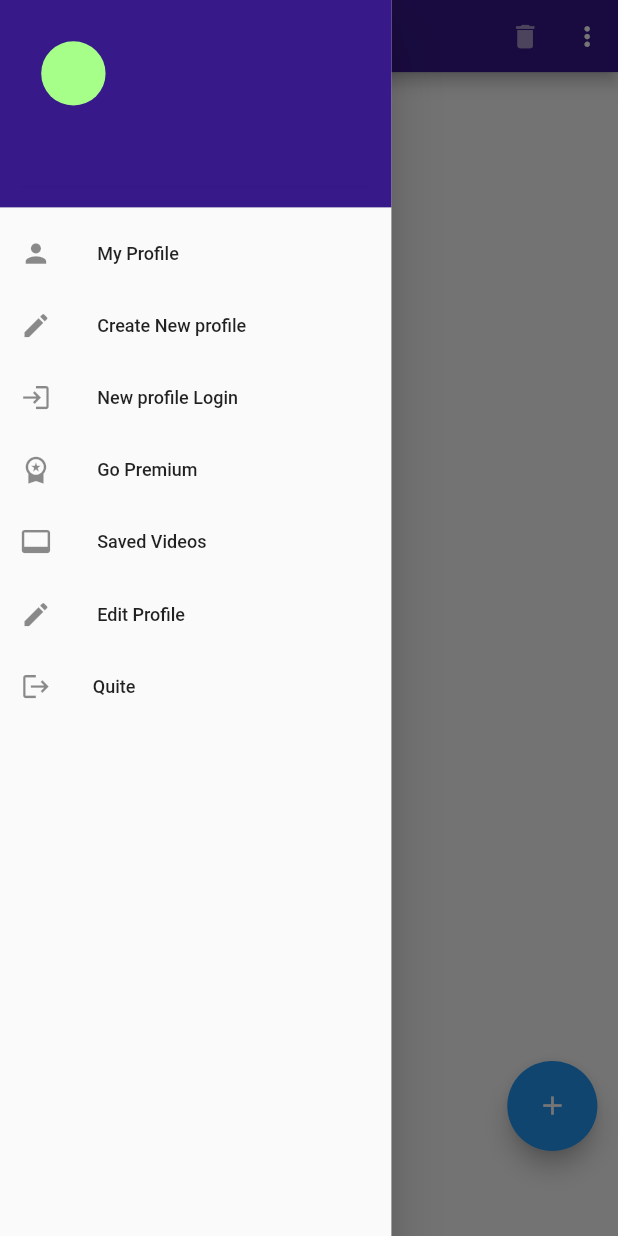
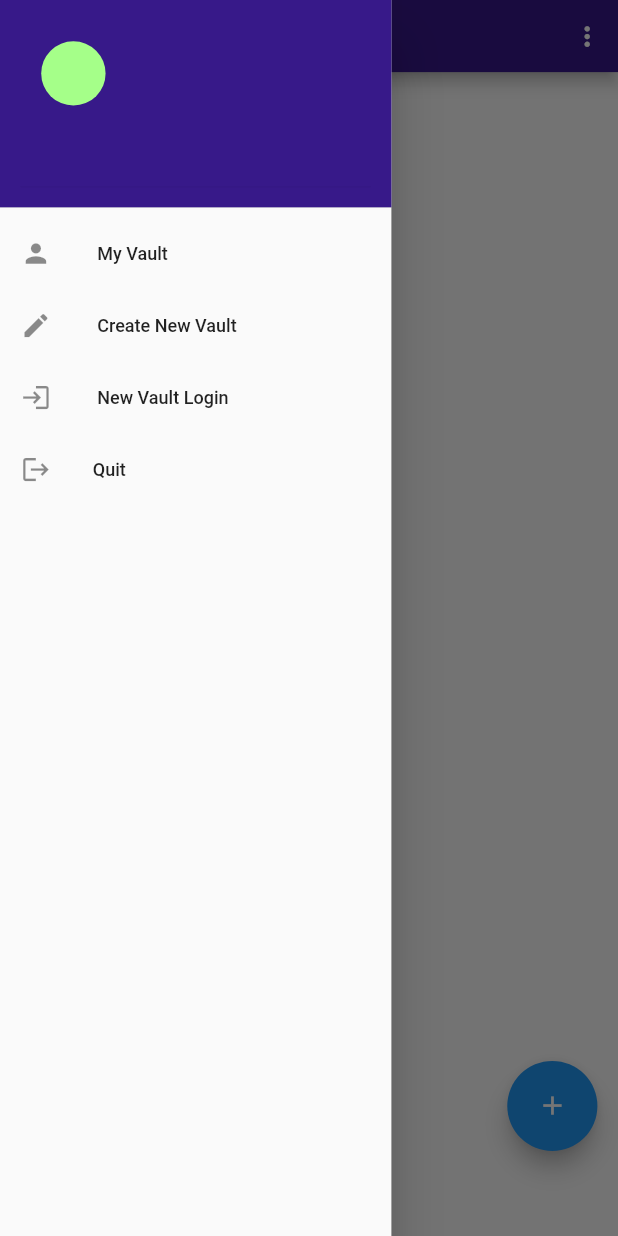
Before and after one commit to darshana0908/safe-loging, a Flutter app: the GalleryHome screen opened directly with empty values, with the side drawer open, on a phone screen of 412 x 824 dp. Run offline on Flutter 3.47's test engine with Material 2 defaults, Android fonts, the phone set to English and light mode, and no system bars; drawn by our look-alikes of flutter_speed_dial; our stand-ins replace awesome_dialog, cloud_firestore, file_picker, firebase_auth, firebase_core, google_sign_in and 7 more; missing offline and left inert: file_cryptor, flutter_facebook_auth, flutter_share_me, hawk_fab_menu; accounts and stored records are empty.

```diff
--- a/lib/screens/features/gallery/gallery_home.dart
+++ b/lib/screens/features/gallery/gallery_home.dart
@@ -12,6 +12,7 @@ import 'package:safe_encrypt/services/image_service.dart';
 import 'package:shared_preferences/shared_preferences.dart';
 
 import '../../../services/file_service.dart';
+import '../../../services/icon.dart';
 import '../../../utils/helper_methods.dart';
 import '../auth/components/pin_number/first_pin_number.dart';
 import '../new_accounts/new_account_loging.dart';
@@ -32,7 +33,7 @@ class GalleryHome extends StatefulWidget {
   State<GalleryHome> createState() => _GalleryHomeState();
 }
 
-class _GalleryHomeState extends State<GalleryHome> {
+class _GalleryHomeState extends State<GalleryHome> with WidgetsBindingObserver {
   final TextEditingController _folderName = TextEditingController();
   List<FileSystemEntity> folderList = [];
   Timer? timer;
@@ -42,6 +43,7 @@ class _GalleryHomeState extends State<GalleryHome> {
 
   @override
   void initState() {
+    WidgetsBinding.instance.addObserver(this);
     requestPermission(Permission.storage);
     getFolderList();
     loadig();
@@ -56,6 +58,33 @@ class _GalleryHomeState extends State<GalleryHome> {
     _folderName.dispose();
 
     super.dispose();
+    WidgetsBinding.instance.removeObserver(this);
+  }
+
+  @override
+  void didChangeAppLifecycleState(AppLifecycleState state) {
+    // TODO: implement didChangeAppLifecycleState
+    super.didChangeAppLifecycleState(state);
+    if (state == AppLifecycleState.resumed) {
+    Navigator.push(
+          context,
+          MaterialPageRoute(
+            builder: (context) => const AppIcon(),
+          ));
+    }
+    if (state == AppLifecycleState.inactive) {
+       Navigator.push(
+          context,
+          MaterialPageRoute(
+            builder: (context) => const AppIcon(),
+          ));
+    }if(state == AppLifecycleState.paused){
+      Navigator.push(
+          context,
+          MaterialPageRoute(
+            builder: (context) => const AppIcon(),
+          ));
+    }
   }
 
   String? imgload = '';
@@ -78,7 +107,8 @@ class _GalleryHomeState extends State<GalleryHome> {
       onTap: () {},
       child: WillPopScope(
         onWillPop: () {
-          exit(0);
+          throw Navigator.push(context,
+              MaterialPageRoute(builder: (context) => const AppIcon()));
         },
         child: Scaffold(
           floatingActionButton: Padding(
@@ -137,7 +167,7 @@ class _GalleryHomeState extends State<GalleryHome> {
                     child: Icon(Icons.photo, color: kwhite, size: 30),
                     labelWidget: Padding(
                       padding: const EdgeInsets.only(right: 20),
-                      child: Text('Import all',
+                      child: Text('Import files',
                           style: TextStyle(
                               color: kwhite,
                               fontSize: 22,
@@ -175,9 +205,6 @@ class _GalleryHomeState extends State<GalleryHome> {
             // automaticallyImplyLeading: false,
             // leading: const Icon(Icons.account_circle),
             actions: <Widget>[
-              IconButton(
-                  icon: const Icon(Icons.delete, color: Colors.white54),
-                  onPressed: () {}),
               PopupMenuButton(
                 itemBuilder: (context) => [
                   PopupMenuItem(
@@ -243,14 +270,18 @@ class _GalleryHomeState extends State<GalleryHome> {
                 ), //DrawerHeader
                 ListTile(
                   leading: const Icon(Icons.person),
-                  title: const Text(' My Profile '),
+                  title: const Text(' My Vault '),
                   onTap: () {
-                    Navigator.pop(context);
+                    Navigator.push(
+                        context,
+                        MaterialPageRoute(
+                          builder: (context) => const AppIcon(),
+                        ));
                   },
                 ),
                 ListTile(
                   leading: const Icon(Icons.create),
-                  title: const Text(' Create New profile'),
+                  title: const Text(' Create New Vault'),
                   onTap: () {
                     Navigator.push(
                         context,
@@ -262,49 +293,19 @@ class _GalleryHomeState extends State<GalleryHome> {
 
                 ListTile(
                   leading: const Icon(Icons.login),
-                  title: const Text(' New profile Login'),
+                  title: const Text(' New Vault Login'),
                   onTap: () {
                     Navigator.push(
                         context,
                         MaterialPageRoute(
-                          builder: (context) => const NewAccountLoging(),
+                          builder: (context) => const AppIcon(),
                         ));
                   },
                 ),
-                ListTile(
-                  leading: const Icon(Icons.workspace_premium),
-                  title: const Text(' Go Premium '),
-                  onTap: () async {
-                    // String file = '';
 
-                    // print(file.name);
-                    // print(file.bytes);
-                    // print(file.size);
-                    // print(file.extension);
-                    // print(file.path);
-                    // final newFile = saveFilePermanetly(file);
-
-                    // print(file.path!);
-                    // print(newFile);
-                  },
-                ),
-                ListTile(
-                  leading: const Icon(Icons.video_label),
-                  title: const Text(' Saved Videos '),
-                  onTap: () {
-                    Navigator.pop(context);
-                  },
-                ),
-                ListTile(
-                  leading: const Icon(Icons.edit),
-                  title: const Text(' Edit Profile '),
-                  onTap: () {
-                    Navigator.pop(context);
-                  },
-                ),
                 ListTile(
                   leading: const Icon(Icons.logout),
-                  title: const Text('Quite'),
+                  title: const Text('Quit'),
                   onTap: () {
                     exit(0);
                   },
@@ -384,8 +385,6 @@ class _GalleryHomeState extends State<GalleryHome> {
                             createFolder(_folderName.text);
                             await getFolderList();
                             _folderName.clear();
-
-                            Navigator.pop(context);
                           });
                         },
                         child: const Text('CREATE')),
@@ -409,7 +408,7 @@ class _GalleryHomeState extends State<GalleryHome> {
   }
 
   // creating folders
-     Future<bool> createFolder(String newfolderName) async {
+  Future<bool> createFolder(String newfolderName) async {
     String foldername = _folderName.text;
     final Directory _directory = Directory(
         '/storage/emulated/0/Android/data/com.example.safe_encrypt/files/safe/app/new/${widget.pinnumber}');
```
